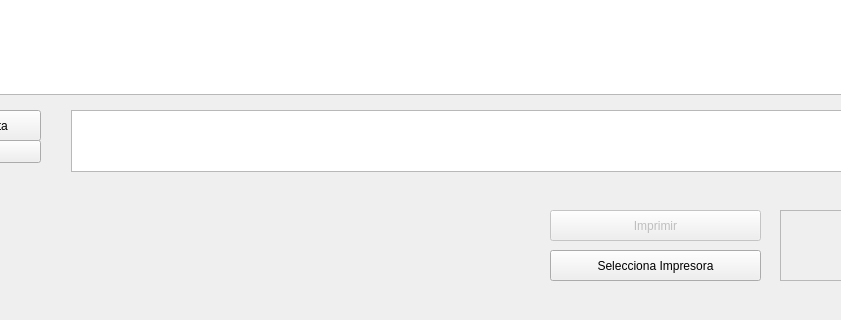
Above: mainwindowV2.ui from serranoycandela/huiini before the change; both pictures show x 180 to 1021 and y 347 to 667 of the 1342 by 667 pixel window. Below: the same form after it.
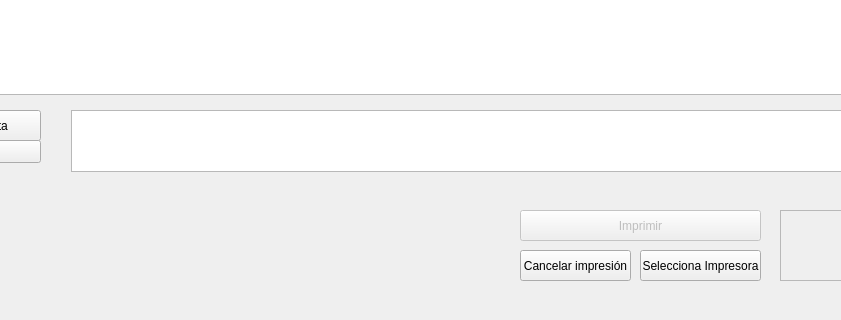
That is the form after the change.

Diff of the .ui file:
```diff
--- a/mainwindowV2.ui
+++ b/mainwindowV2.ui
@@ -33,9 +33,9 @@
    <widget class="QPushButton" name="impresora">
     <property name="geometry">
      <rect>
-      <x>730</x>
+      <x>820</x>
       <y>580</y>
-      <width>211</width>
+      <width>121</width>
       <height>31</height>
      </rect>
     </property>
@@ -49,9 +49,9 @@
     </property>
     <property name="geometry">
      <rect>
-      <x>730</x>
+      <x>700</x>
       <y>540</y>
-      <width>211</width>
+      <width>241</width>
       <height>31</height>
      </rect>
     </property>
@@ -77,7 +77,7 @@
      <rect>
       <x>260</x>
       <y>540</y>
-      <width>441</width>
+      <width>411</width>
       <height>51</height>
      </rect>
     </property>
@@ -165,6 +165,19 @@
      <string>Descarga SAT</string>
     </property>
    </widget>
+   <widget class="QPushButton" name="botonCancela">
+    <property name="geometry">
+     <rect>
+      <x>700</x>
+      <y>580</y>
+      <width>111</width>
+      <height>31</height>
+     </rect>
+    </property>
+    <property name="text">
+     <string>Cancelar impresión</string>
+    </property>
+   </widget>
   </widget>
   <widget class="QMenuBar" name="menuBar">
    <property name="geometry">
```
